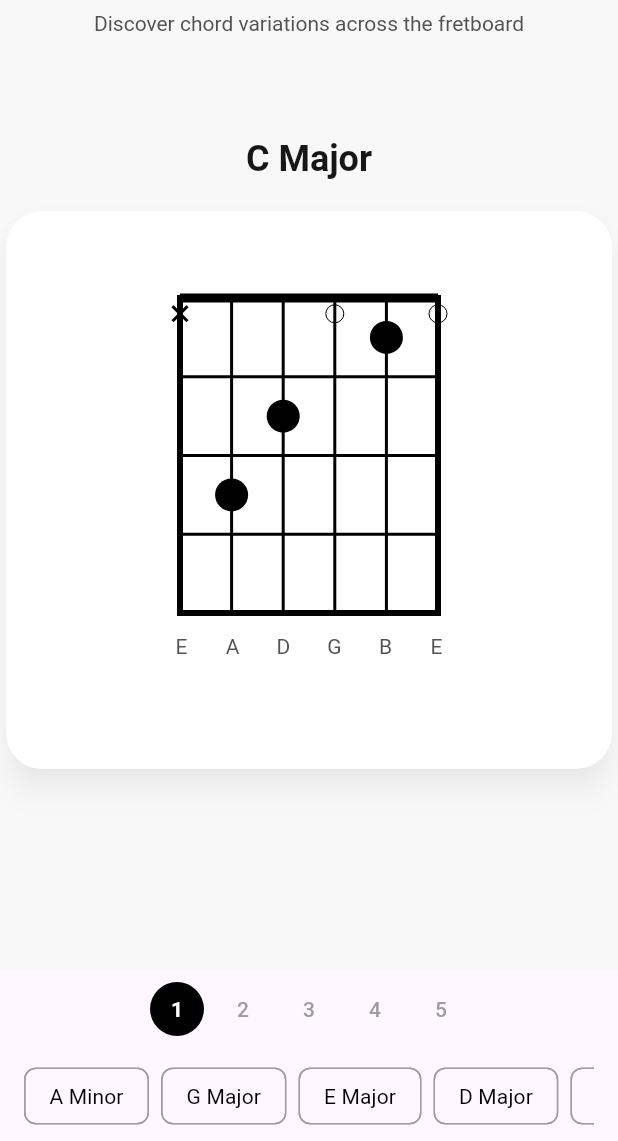
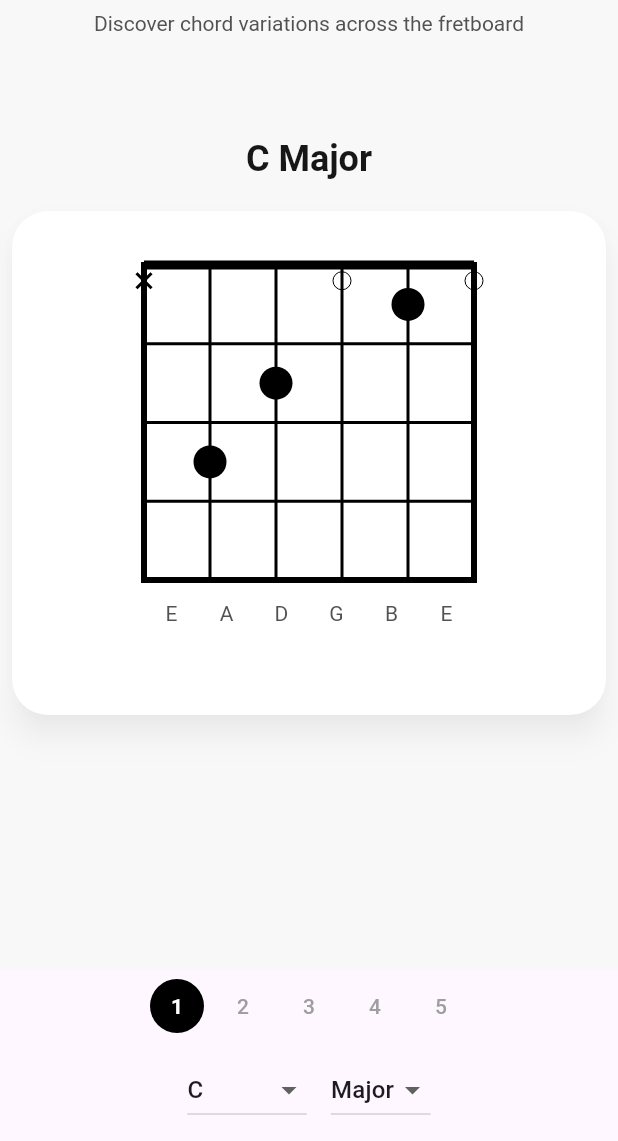
Before and after one commit to jacoblee1021/chordfinder, a Flutter app: the screen it shows after launch, on a phone screen of 412 x 824 dp, the part 95-1236 px from its top. Run offline on Flutter 3.47's test engine with Material 3 defaults, Android fonts, the phone set to English and light mode, and no system bars.

Commit message:
Refine chord selector and fretboard layout

```diff
--- a/lib/chord_data.dart
+++ b/lib/chord_data.dart
@@ -1,57 +1,96 @@
-/// Chord shape data. Each chord maps to a list of variations, where each
-/// variation is simply a list of six fret numbers (low‑E to high‑E). A value of
-/// -1 means mute and 0 means open. Variations are ordered roughly according to
-/// the CAGED sequence: open shapes first, then moveable barre forms along the
-/// neck (C, A, G, E, D positions).
+/// Returns the chord shapes for a given root and type, transposed from C-based shapes.
+library chord_data;
 
-const Map<String, List<List<int>>> chordVariations = {
-  'C Major': [
-    [-1, 3, 2, 0, 1, 0], // open C
-    [3, 3, 5, 5, 5, 3], // A shape barre at 3
-    [7, 10, 10, 9, 8, 7], // G shape at 7
-    [8, 10, 10, 9, 8, 8], // E shape at 8
-    [10, 12, 12, 12, 10, 10], // D shape at 10
+List<List<int>> getChordShapes(String root, String type) {
+  final baseShapes = baseChordShapes[type];
+  if (baseShapes == null) return [];
+
+  int semitoneOffset = chromaticScale.indexOf(root);
+
+  return baseShapes.map((shape) {
+    return shape.map((fret) {
+      if (fret == -1) return -1;
+      return fret + semitoneOffset;
+    }).toList();
+  }).toList();
+}
+
+/// Base chord shapes defined in the key of C.
+/// These will be transposed to other roots dynamically.
+/// Each shape is a 6-element list (low E → high E)
+/// -1 = mute, 0 = open
+
+const Map<String, List<List<int>>> baseChordShapes = {
+  'Major': [
+    [-1, 3, 2, 0, 1, 0], // C shape (open)
+    [3, 3, 5, 5, 5, 3], // A shape
+    [8, 10, 10, 9, 8, 8], // E shape
+    [10, 12, 12, 12, 10, 10], // D shape
+    [7, 10, 10, 9, 8, 7], // G shape
   ],
-  'A Minor': [
-    [-1, 0, 2, 2, 1, 0], // open Am
-    [5, 7, 7, 5, 5, 5], // E shape at 5
-    [7, 5, 5, 5, 7, 7], // C shape at 7 (movable)
-    [12, 14, 14, 13, 12, 12], // A shape at 12 (optional)
-    [17, 19, 19, 17, 17, 17], // G shape at 17 (upper stretch, near 12+)
+  'Minor': [
+    [-1, 3, 5, 5, 4, 3], // Cm shape
+    [3, 5, 5, 3, 3, 3], // Am shape
+    [8, 10, 10, 8, 8, 8], // Em shape
+    [10, 12, 12, 10, 10, 10], // Dm shape
+    [7, 10, 10, 8, 8, 7], // Gm shape
   ],
-  'G Major': [
-    [3, 2, 0, 0, 0, 3], // open G
-    [5, 5, 4, 4, 3, 3], // E shape at 5
-    [7, 10, 10, 9, 8, 7], // C shape at 7
-    [10, 12, 12, 12, 10, 10], // A shape at 10
-    [12, 14, 14, 12, 12, 12], // D shape at 12 (if needed)
+  '7': [
+    [-1, 3, 2, 3, 1, 0], // C7 open
+    [3, 3, 5, 3, 5, 3],
+    [8, 10, 8, 9, 8, 8],
+    [10, 12, 10, 12, 10, 10],
+    [7, 10, 8, 9, 8, 7],
   ],
-  'E Major': [
-    [0, 2, 2, 1, 0, 0], // open E
-    [7, 9, 9, 9, 7, 7], // A shape at 7
-    [9, 11, 11, 9, 9, 9], // D shape at 9
-    [12, 14, 14, 13, 12, 12], // G shape at 12
-    [17, 19, 19, 18, 17, 17], // C shape at 17
+  'Maj7': [
+    [-1, 3, 2, 0, 0, 0],
+    [3, 3, 5, 4, 5, 3],
+    [8, 10, 9, 9, 8, 8],
+    [10, 12, 12, 12, 12, 10],
+    [7, 10, 9, 9, 8, 7],
   ],
-  'D Major': [
-    [-1, -1, 0, 2, 3, 2], // open D
-    [5, 5, 7, 7, 7, 5], // A shape at 5
-    [7, 9, 9, 7, 7, 7], // E shape at 7
-    [10, 12, 12, 12, 10, 10], // C shape at 10
-    [12, 14, 14, 12, 12, 12], // G shape at 12
+  'm7': [
+    [-1, 3, 5, 3, 4, 3],
+    [3, 5, 3, 3, 3, 3],
+    [8, 10, 8, 8, 8, 8],
+    [10, 12, 10, 10, 10, 10],
+    [7, 10, 8, 8, 8, 7],
   ],
-  'F Major': [
-    [1, 3, 3, 2, 1, 1], // F barre open
-    [3, 5, 5, 5, 3, 3], // E shape at 3: low F root
-    [8, 10, 10, 10, 8, 8], // C shape at 8
-    [10, 12, 12, 12, 10, 10], // A shape at 10
-    [13, 15, 15, 14, 13, 13], // G shape at 13 (just above 12)
+  'Sus2': [
+    [-1, 3, 0, 0, 1, 3],
+    [3, 3, 5, 5, 3, 3],
+    [8, 10, 10, 10, 8, 8],
+    [10, 12, 12, 12, 10, 10],
+    [7, 10, 10, 10, 8, 7],
   ],
-  'B Minor': [
-    [-1, 2, 4, 4, 3, 2], // Bm barre open
-    [7, 9, 9, 7, 7, 7], // E shape at 7
-    [9, 11, 11, 10, 9, 9], // C shape at 9
-    [12, 14, 14, 13, 12, 12], // A shape at 12
-    [14, 16, 16, 14, 14, 14], // G shape at 14 (optional)
+  'Sus4': [
+    [-1, 3, 3, 0, 1, 1],
+    [3, 3, 5, 5, 6, 3],
+    [8, 10, 10, 10, 11, 8],
+    [10, 12, 12, 12, 13, 10],
+    [7, 10, 10, 10, 11, 7],
+  ],
+  'Add9': [
+    [-1, 3, 2, 0, 3, 0],
+    [3, 3, 5, 5, 3, 3],
+    [8, 10, 10, 9, 10, 8],
+    [10, 12, 12, 12, 10, 10],
+    [7, 10, 10, 9, 10, 7],
   ],
 };
+
+/// Chromatic scale (use sharps only for simplicity)
+const List<String> chromaticScale = [
+  'C',
+  'C#',
+  'D',
+  'D#',
+  'E',
+  'F',
+  'F#',
+  'G',
+  'G#',
+  'A',
+  'A#',
+  'B'
+];
--- a/lib/main.dart
+++ b/lib/main.dart
@@ -31,9 +31,47 @@ class HomePage extends StatefulWidget {
 }
 
 class _HomePageState extends State<HomePage> {
-  String _selectedChord = 'C Major';
+  // Helper for new chord selection controls
+  static const List<String> _rootNotes = [
+    'C',
+    'C# / Db',
+    'D',
+    'D# / Eb',
+    'E',
+    'F',
+    'F# / Gb',
+    'G',
+    'G# / Ab',
+    'A',
+    'A# / Bb',
+    'B',
+  ];
+  static const List<String> _types = [
+    'Major',
+    'Minor',
+    'Sus2',
+    'Sus4',
+    '7',
+    'Maj7',
+    'm7',
+    'Add9',
+  ];
+  String _selectedRoot = 'C';
+  String _selectedType = 'Major';
+
   int _variationIndex = 0;
   final PageController _pageController = PageController(initialPage: 0);
+
+  List<List<int>> get _currentVariations {
+    // Use getChordShapes to get the transposed chord shapes for the selected root and type
+    String normalizedRoot = _selectedRoot.split(' ')[0];
+    return getChordShapes(normalizedRoot, _selectedType);
+  }
+
+  int get _variationCount => _currentVariations.length;
+
+  String get _currentChordName => '$_selectedRoot $_selectedType';
+  String get _selectedChord => _currentChordName;
 
   @override
   void dispose() {
@@ -41,44 +79,12 @@ class _HomePageState extends State<HomePage> {
     super.dispose();
   }
 
-  List<List<int>> get _currentVariations {
-    final raw = chordVariations[_selectedChord] ?? [];
-    // remove duplicates that are 12 frets apart (e.g. open shape repeated at 12th)
-    final seen = <String>{};
-    final filtered = <List<int>>[];
-    for (final v in raw) {
-      final key =
-          v.map((f) => f <= 0 ? f.toString() : (f % 12).toString()).join(',');
-      if (!seen.contains(key)) {
-        seen.add(key);
-        filtered.add(v);
-      }
-    }
-    // sort by first fretted position (ascending) to follow neck progression
-    filtered.sort((a, b) {
-      int minA = a.where((f) => f > 0).fold<int>(999, (x, y) => x < y ? x : y);
-      int minB = b.where((f) => f > 0).fold<int>(999, (x, y) => x < y ? x : y);
-      return minA.compareTo(minB);
-    });
-    return filtered;
-  }
-
-  int get _variationCount => _currentVariations.length;
-
-  List<String> get _recommendedChords {
-    final all = chordVariations.keys.toList();
-    final others = all.where((c) => c != _selectedChord).toList();
-    if (others.length <= 6) return others;
-    return others
-        .take(8)
-        .toList(); // show up to 8 recommendations, minimum 6 if available
-  }
-
   @override
   Widget build(BuildContext context) {
     return Scaffold(
       appBar: null,
       body: SafeArea(
+        child: SingleChildScrollView(
           child: Column(
             crossAxisAlignment: CrossAxisAlignment.center,
             children: [
@@ -130,8 +136,8 @@ class _HomePageState extends State<HomePage> {
               // ...existing code for diagram, etc...
               const SizedBox(height: 18),
 
-            Expanded(
-              flex: 0,
+              Padding(
+                padding: const EdgeInsets.only(bottom: 12.0),
                 child: _variationCount > 0
                     ? Center(
                         child: Card(
@@ -143,15 +149,10 @@ class _HomePageState extends State<HomePage> {
                           shadowColor: Colors.black.withOpacity(0.25),
                           child: Padding(
                             padding: const EdgeInsets.only(
-                              left: 36, right: 36, top: 0, bottom: 12),
+                                left: 24, right: 24, top: 24, bottom: 12),
                             child: SizedBox(
-                            width: 380, // Increased width
-                            height: 360, // Slightly increased height
-                            child: Center(
-                              child: SizedBox(
-                                width: 220,
-                                height:
-                                    260, // Increased height to prevent overflow
+                              width: 348,
+                              height: 300, // Keep height proportional
                               child: PageView.builder(
                                 controller: _pageController,
                                 physics: const BouncingScrollPhysics(),
@@ -172,8 +173,6 @@ class _HomePageState extends State<HomePage> {
                             ),
                           ),
                         ),
-                        ),
-                      ),
                       )
                     : const Center(
                         child: Text('No chord data available',
@@ -183,13 +182,14 @@ class _HomePageState extends State<HomePage> {
             ],
           ),
         ),
+      ),
       bottomNavigationBar: Container(
         color: Theme.of(context).colorScheme.surface,
         child: SafeArea(
           top: false,
           child: Padding(
             padding:
-                const EdgeInsets.symmetric(horizontal: 16.0, vertical: 8.0),
+                const EdgeInsets.symmetric(horizontal: 16.0, vertical: 6.0),
             child: Column(
               mainAxisSize: MainAxisSize.min,
               crossAxisAlignment: CrossAxisAlignment.stretch,
@@ -238,45 +238,53 @@ class _HomePageState extends State<HomePage> {
                       );
                     }),
                   ),
-                const SizedBox(height: 18),
-                if (_variationCount > 0)
-                  SizedBox(
-                    height: 44,
-                    child: ListView.builder(
-                      scrollDirection: Axis.horizontal,
-                      itemCount: _recommendedChords.length,
-                      itemBuilder: (context, index) {
-                        final chord = _recommendedChords[index];
-                        final selected = chord == _selectedChord;
-                        return Padding(
-                          padding: const EdgeInsets.only(right: 8.0),
-                          child: ChoiceChip(
-                            label: Text(chord,
-                                style: TextStyle(
-                                  fontSize: selected ? 16 : 14,
-                                  fontWeight: selected
-                                      ? FontWeight.bold
-                                      : FontWeight.normal,
-                                  color: selected ? Colors.blue : Colors.black,
-                                )),
-                            selected: selected,
-                            selectedColor: Colors.transparent,
-                            backgroundColor: Colors.transparent,
-                            side: BorderSide(
-                                color: selected ? Colors.blue : Colors.grey,
-                                width: selected ? 2.0 : 1.0),
-                            onSelected: (_) {
+                const SizedBox(height: 10),
+                // New chord selection controls (Root Note and Type only)
+                Padding(
+                  padding: const EdgeInsets.symmetric(vertical: 4.0),
+                  child: Wrap(
+                    alignment: WrapAlignment.center,
+                    crossAxisAlignment: WrapCrossAlignment.center,
+                    spacing: 16,
+                    runSpacing: 8,
+                    children: [
+                      // Root Note selector
+                      DropdownButton<String>(
+                        value: _selectedRoot,
+                        items: _rootNotes
+                            .map((note) => DropdownMenuItem(
+                                  value: note,
+                                  child: Text(note),
+                                ))
+                            .toList(),
+                        onChanged: (val) {
+                          if (val != null) {
                             setState(() {
-                                _selectedChord = chord;
+                              _selectedRoot = val;
                               _variationIndex = 0;
                             });
-                              if (_pageController.hasClients) {
-                                _pageController.jumpToPage(0);
                           }
                         },
                       ),
-                        );
+                      // Type selector
+                      DropdownButton<String>(
+                        value: _selectedType,
+                        items: _types
+                            .map((t) => DropdownMenuItem(
+                                  value: t,
+                                  child: Text(t),
+                                ))
+                            .toList(),
+                        onChanged: (val) {
+                          if (val != null) {
+                            setState(() {
+                              _selectedType = val;
+                              _variationIndex = 0;
+                            });
+                          }
                         },
+                      ),
+                    ],
                   ),
                 ),
               ],
--- a/lib/widgets/fretboard_diagram.dart
+++ b/lib/widgets/fretboard_diagram.dart
@@ -6,6 +6,9 @@ import 'package:flutter/material.dart';
 /// and optionally shows a few example dots. Later it will be driven by
 /// real chord data.
 class FretboardDiagram extends StatelessWidget {
+  static const double _diagramWidth = 220;
+  static const double _sideGutterWidth = 64;
+
   /// Finger positions for the six strings, low E first. Use -1 for mute and
   /// 0 for open.
   final List<int> positions;
@@ -16,6 +19,7 @@ class FretboardDiagram extends StatelessWidget {
 
   /// If true, show the 'Fret x' label above the diagram instead of to the left.
   final bool showFretLabelAbove;
+
   /// If true, show the 'Fret x' label to the right of the diagram.
   final bool showFretLabelRight;
 
@@ -31,31 +35,50 @@ class FretboardDiagram extends StatelessWidget {
   Widget build(BuildContext context) {
     // Standard tuning notes for 6-string guitar (low E to high E)
     const tuningNotes = ['E', 'A', 'D', 'G', 'B', 'E'];
+
+    // Calculate min fret for label logic
+    final nonOpen = positions.where((f) => f > 0).toList();
+    int minFret = nonOpen.isEmpty ? 1 : nonOpen.reduce((a, b) => a < b ? a : b);
+    final showFretLabel = minFret > 1;
+
     return Padding(
       padding: const EdgeInsets.all(8.0),
+      child: SizedBox(
+        width: _diagramWidth + (_sideGutterWidth * 2),
         child: Column(
           mainAxisSize: MainAxisSize.min,
           children: [
+            const SizedBox(height: 4),
+            Stack(
+              alignment: Alignment.topCenter,
+              children: [
                 SizedBox(
-            width: double.infinity,
-            height: 210, // Increased diagram height
-            child: AspectRatio(
-              aspectRatio: 2 / 3,
-              child: Padding(
-                padding: const EdgeInsets.symmetric(horizontal: 16.0), // Add horizontal padding
+                  width: _diagramWidth + (_sideGutterWidth * 2),
+                  child: Column(
+                    mainAxisSize: MainAxisSize.min,
+                    children: [
+                      Center(
+                        child: SizedBox(
+                          width: _diagramWidth,
+                          height: 210,
                           child: CustomPaint(
-                  painter: _FretboardPainter(positions: positions, fingers: fingers),
+                            painter: _FretboardPainter(
+                              positions: positions,
+                              fingers: fingers,
                             ),
                           ),
                         ),
                       ),
                       const SizedBox(height: 12),
-          SizedBox(
+                      Center(
+                        child: SizedBox(
+                          width: _diagramWidth,
                           height: 22,
                           child: Row(
                             crossAxisAlignment: CrossAxisAlignment.start,
-              children: List.generate(6, (i) =>
-                Expanded(
+                            children: List.generate(
+                              6,
+                              (i) => Expanded(
                                 child: Center(
                                   child: Text(
                                     tuningNotes[i],
@@ -73,7 +96,28 @@ class FretboardDiagram extends StatelessWidget {
                             ),
                           ),
                         ),
+                      ),
                     ],
+                  ),
+                ),
+                if (showFretLabel)
+                  Positioned(
+                    right: 8,
+                    top: 40,
+                    child: Text(
+                      'Fret $minFret',
+                      style: const TextStyle(
+                        fontFamily: 'Roboto',
+                        fontSize: 13,
+                        fontWeight: FontWeight.w400,
+                        color: Color(0xFF525252),
+                      ),
+                    ),
+                  ),
+              ],
+            ),
+          ],
+        ),
       ),
     );
   }
--- a/pubspec.yaml
+++ b/pubspec.yaml
@@ -13,6 +13,7 @@ dependencies:
   # Add additional dependencies here
 
 dev_dependencies:
+  flutter_lints: ^6.0.0
   flutter_test:
     sdk: flutter
 
```
Also changed, not shown: pubspec.lock. Lines whose indentation alone changed are shown as unchanged.
